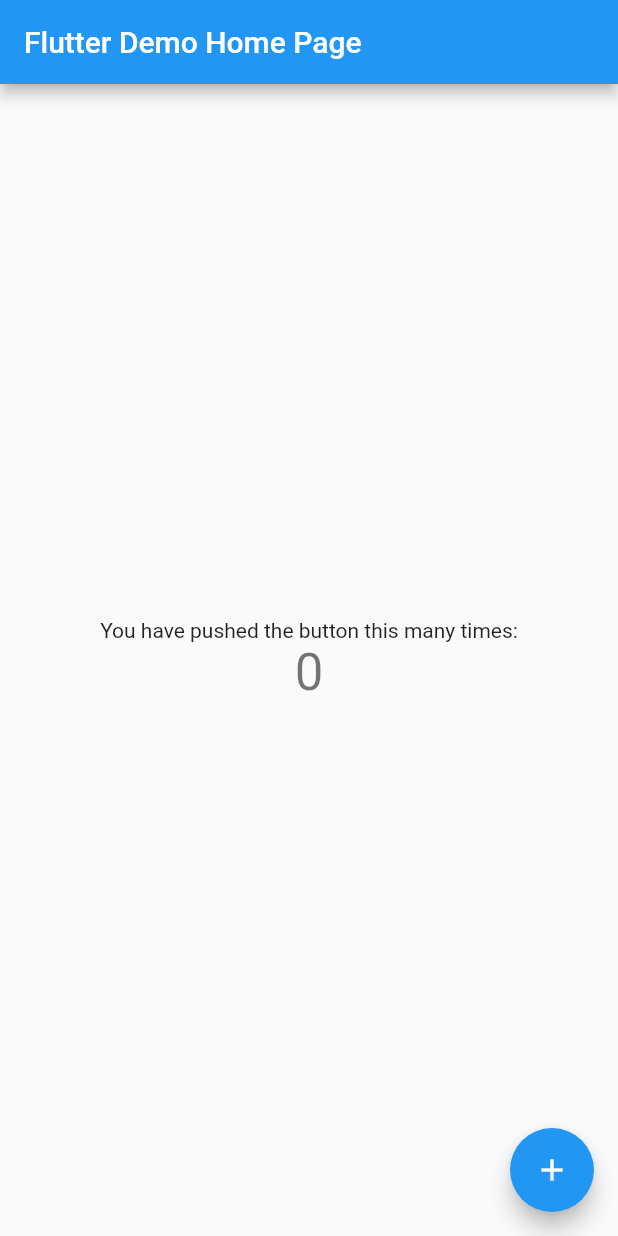
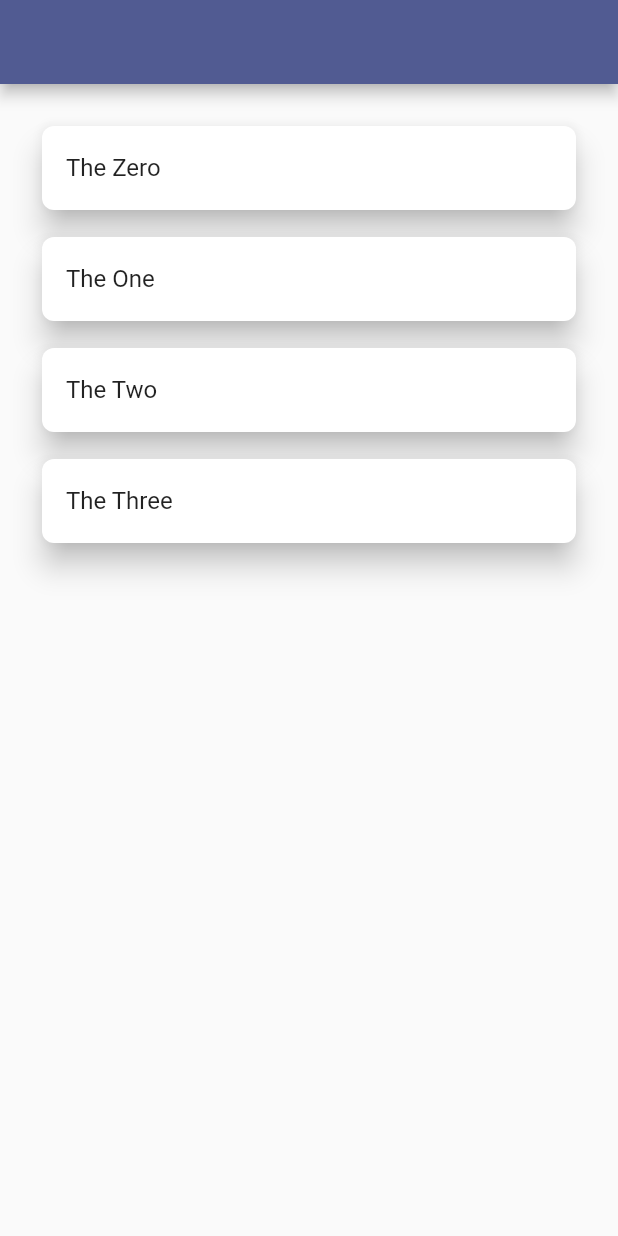
Before and after one commit to AlexanderTopchiy/flutter_redux_overview, a Flutter app: the screen it shows after launch, on a phone screen of 412 x 824 dp. Run offline on Flutter 3.47's test engine with Material 2 defaults, Android fonts, the phone set to English and light mode, and no system bars; our stand-ins replace equatable, flutter_redux, get_it, redux.

Commit message:
Implemented displaying user list

```diff
--- a/lib/app/app_store.dart
+++ b/lib/app/app_store.dart
@@ -3,6 +3,6 @@ import 'package:flutter_redux_overview/app/app_state.dart';
 import 'package:redux/redux.dart';
 
 Store<AppState> createStore() => Store<AppState>(
-    appReducer,
-    initialState: AppState.initial(),
-  );
+      appReducer,
+      initialState: AppState.initial(),
+    );
--- /dev/null
+++ b/lib/app/redux_app.dart
@@ -0,0 +1,25 @@
+import 'package:flutter/material.dart';
+import 'package:flutter_redux/flutter_redux.dart';
+import 'package:flutter_redux_overview/app/app_state.dart';
+import 'package:flutter_redux_overview/core/di.dart';
+import 'package:flutter_redux_overview/features/user/view/user_screen.dart';
+import 'package:redux/redux.dart';
+
+class ReduxApp extends StatelessWidget {
+  const ReduxApp({super.key});
+
+  @override
+  Widget build(BuildContext context) {
+    return StoreProvider<AppState>(
+      store: DI.get<Store<AppState>>(),
+      child: MaterialApp(
+        title: 'Redux overview',
+        theme: ThemeData(
+          colorScheme: ColorScheme.fromSeed(seedColor: Colors.indigo),
+        ),
+        home: const UserScreen(),
+        // TODO Localization
+      ),
+    );
+  }
+}
--- a/lib/features/post/redux/post_actions.dart
+++ b/lib/features/post/redux/post_actions.dart
@@ -1,7 +1,3 @@
-sealed class PostAction {
-  const PostAction();
+class FetchPostListAction {
+  const FetchPostListAction();
 }
-
-class GetPostListAction extends PostAction {
-  const GetPostListAction();
-}
--- a/lib/features/post/redux/post_reducer.dart
+++ b/lib/features/post/redux/post_reducer.dart
@@ -7,11 +7,11 @@ PostState postReducer(
   dynamic action,
 ) =>
     switch (action) {
-      GetPostListAction() => _getPostList(state),
+      FetchPostListAction() => _fetchPostList(state),
       _ => state,
     };
 
-PostState _getPostList(PostState state) => state.copyWith(
+PostState _fetchPostList(PostState state) => state.copyWith(
       postList: const [
         Post(id: 0, text: 'The zero post'),
         Post(id: 1, text: 'The first post'),
--- a/lib/features/user/redux/user_actions.dart
+++ b/lib/features/user/redux/user_actions.dart
@@ -1,7 +1,3 @@
-sealed class UserAction {
-  const UserAction();
+class FetchUserListAction {
+  const FetchUserListAction();
 }
-
-class GetUserListAction extends UserAction {
-  const GetUserListAction();
-}
--- a/lib/features/user/redux/user_reducer.dart
+++ b/lib/features/user/redux/user_reducer.dart
@@ -7,11 +7,11 @@ UserState userReducer(
   dynamic action,
 ) =>
     switch (action) {
-      GetUserListAction() => _getUserList(state),
+      FetchUserListAction() => _fetchUserList(state),
       _ => state,
     };
 
-UserState _getUserList(UserState state) => state.copyWith(
+UserState _fetchUserList(UserState state) => state.copyWith(
       userList: const [
         User(id: 0, name: 'The Zero'),
         User(id: 1, name: 'The One'),
--- /dev/null
+++ b/lib/features/user/view/components/user_card.dart
@@ -0,0 +1,24 @@
+import 'package:flutter/material.dart';
+import 'package:flutter_redux_overview/features/user/model/user.dart';
+
+class UserCard extends StatelessWidget {
+  final User user;
+
+  const UserCard({
+    super.key,
+    required this.user,
+  });
+
+  @override
+  Widget build(BuildContext context) {
+    return Card(
+      elevation: 8,
+      shape: RoundedRectangleBorder(
+        borderRadius: BorderRadius.circular(8),
+      ),
+      child: ListTile(
+        title: Text(user.name),
+      ),
+    );
+  }
+}
--- /dev/null
+++ b/lib/features/user/view/components/user_list.dart
@@ -0,0 +1,40 @@
+import 'package:flutter/material.dart';
+import 'package:flutter_redux_overview/features/user/model/user.dart';
+import 'package:flutter_redux_overview/features/user/view/components/user_card.dart';
+
+class UserList extends StatelessWidget {
+  final List<User> userList;
+
+  const UserList({
+    super.key,
+    required this.userList,
+  });
+
+  @override
+  Widget build(BuildContext context) {
+    return ListView.separated(
+      padding: const EdgeInsets.symmetric(horizontal: 24),
+      itemBuilder: (_, index) {
+        final item = UserCard(user: userList[index]);
+
+        if (index == 0) {
+          return Padding(
+            padding: const EdgeInsets.only(top: 24),
+            child: item,
+          );
+        }
+
+        if (index == userList.length - 1) {
+          return Padding(
+            padding: const EdgeInsets.only(bottom: 24),
+            child: item,
+          );
+        }
+
+        return item;
+      },
+      separatorBuilder: (_, __) => const SizedBox(height: 10),
+      itemCount: userList.length,
+    );
+  }
+}
--- /dev/null
+++ b/lib/features/user/view/user_screen.dart
@@ -0,0 +1,28 @@
+import 'package:flutter/material.dart';
+import 'package:flutter_redux/flutter_redux.dart';
+import 'package:flutter_redux_overview/app/app_state.dart';
+import 'package:flutter_redux_overview/features/user/redux/user_actions.dart';
+import 'package:flutter_redux_overview/features/user/view/components/user_list.dart';
+import 'package:flutter_redux_overview/features/user/view/user_screen_view_model.dart';
+
+class UserScreen extends StatelessWidget {
+  const UserScreen({super.key});
+
+  @override
+  Widget build(BuildContext context) {
+    return StoreConnector<AppState, UserScreenViewModel>(
+      distinct: true,
+      onInit: (store) => store.dispatch(const FetchUserListAction()),
+      converter: (store) => UserScreenViewModel.fromStore(store),
+      builder: (context, vm) {
+        return Scaffold(
+          appBar: AppBar(),
+          body: RefreshIndicator(
+            onRefresh: () async => vm.onRefresh(),
+            child: UserList(userList: vm.userList),
+          ),
+        );
+      },
+    );
+  }
+}
--- /dev/null
+++ b/lib/features/user/view/user_screen_view_model.dart
@@ -0,0 +1,26 @@
+import 'package:equatable/equatable.dart';
+import 'package:flutter/widgets.dart';
+import 'package:flutter_redux_overview/app/app_state.dart';
+import 'package:flutter_redux_overview/features/user/model/user.dart';
+import 'package:flutter_redux_overview/features/user/redux/user_actions.dart';
+import 'package:redux/redux.dart';
+
+class UserScreenViewModel extends Equatable {
+  final List<User> userList;
+  final VoidCallback onRefresh;
+
+  const UserScreenViewModel({
+    required this.userList,
+    required this.onRefresh,
+  });
+
+  static UserScreenViewModel fromStore(Store<AppState> store) => UserScreenViewModel(
+        userList: store.state.userState.userList,
+        onRefresh: () => store.dispatch(const FetchUserListAction()),
+      );
+
+  @override
+  List<Object?> get props => [
+        userList,
+      ];
+}
--- a/lib/main.dart
+++ b/lib/main.dart
@@ -1,126 +1,9 @@
 import 'package:flutter/material.dart';
-import 'package:flutter_redux_overview/app/app_state.dart';
+import 'package:flutter_redux_overview/app/redux_app.dart';
 import 'package:flutter_redux_overview/core/di.dart';
-import 'package:flutter_redux_overview/features/user/redux/user_actions.dart';
-import 'package:redux/redux.dart';
 
 void main() {
   DI.register();
 
-  final store = DI.get<Store<AppState>>();
-  print(store.state.userState.userList);
-  store.dispatch(const GetUserListAction());
-  print(store.state.userState.userList);
-
   runApp(const ReduxApp());
 }
-
-class ReduxApp extends StatelessWidget {
-  const ReduxApp({super.key});
-
-  // This widget is the root of your application.
-  @override
-  Widget build(BuildContext context) {
-    return MaterialApp(
-      title: 'Flutter Demo',
-      theme: ThemeData(
-        // This is the theme of your application.
-        //
-        // Try running your application with "flutter run". You'll see the
-        // application has a blue toolbar. Then, without quitting the app, try
-        // changing the primarySwatch below to Colors.green and then invoke
-        // "hot reload" (press "r" in the console where you ran "flutter run",
-        // or simply save your changes to "hot reload" in a Flutter IDE).
-        // Notice that the counter didn't reset back to zero; the application
-        // is not restarted.
-        primarySwatch: Colors.blue,
-      ),
-      home: const MyHomePage(title: 'Flutter Demo Home Page'),
-    );
-  }
-}
-
-class MyHomePage extends StatefulWidget {
-  const MyHomePage({super.key, required this.title});
-
-  // This widget is the home page of your application. It is stateful, meaning
-  // that it has a State object (defined below) that contains fields that affect
-  // how it looks.
-
-  // This class is the configuration for the state. It holds the values (in this
-  // case the title) provided by the parent (in this case the App widget) and
-  // used by the build method of the State. Fields in a Widget subclass are
-  // always marked "final".
-
-  final String title;
-
-  @override
-  State<MyHomePage> createState() => _MyHomePageState();
-}
-
-class _MyHomePageState extends State<MyHomePage> {
-  int _counter = 0;
-
-  void _incrementCounter() {
-    setState(() {
-      // This call to setState tells the Flutter framework that something has
-      // changed in this State, which causes it to rerun the build method below
-      // so that the display can reflect the updated values. If we changed
-      // _counter without calling setState(), then the build method would not be
-      // called again, and so nothing would appear to happen.
-      _counter++;
-    });
-  }
-
-  @override
-  Widget build(BuildContext context) {
-    // This method is rerun every time setState is called, for instance as done
-    // by the _incrementCounter method above.
-    //
-    // The Flutter framework has been optimized to make rerunning build methods
-    // fast, so that you can just rebuild anything that needs updating rather
-    // than having to individually change instances of widgets.
-    return Scaffold(
-      appBar: AppBar(
-        // Here we take the value from the MyHomePage object that was created by
-        // the App.build method, and use it to set our appbar title.
-        title: Text(widget.title),
-      ),
-      body: Center(
-        // Center is a layout widget. It takes a single child and positions it
-        // in the middle of the parent.
-        child: Column(
-          // Column is also a layout widget. It takes a list of children and
-          // arranges them vertically. By default, it sizes itself to fit its
-          // children horizontally, and tries to be as tall as its parent.
-          //
-          // Invoke "debug painting" (press "p" in the console, choose the
-          // "Toggle Debug Paint" action from the Flutter Inspector in Android
-          // Studio, or the "Toggle Debug Paint" command in Visual Studio Code)
-          // to see the wireframe for each widget.
-          //
-          // Column has various properties to control how it sizes itself and
-          // how it positions its children. Here we use mainAxisAlignment to
-          // center the children vertically; the main axis here is the vertical
-          // axis because Columns are vertical (the cross axis would be
-          // horizontal).
-          mainAxisAlignment: MainAxisAlignment.center,
-          children: <Widget>[
-            const Text(
-              'You have pushed the button this many times:',
-            ),
-            Text(
-              '$_counter',
-              style: Theme.of(context).textTheme.headlineMedium,
-            ),
-          ],
-        ),
-      ),
-      floatingActionButton: FloatingActionButton(
-        onPressed: _incrementCounter,
-        tooltip: 'Increment',
-        child: const Icon(Icons.add),
-      ), // This trailing comma makes auto-formatting nicer for build methods.
-    );
-  }
-}
--- a/pubspec.yaml
+++ b/pubspec.yaml
@@ -16,6 +16,7 @@ dependencies:
 
   # State management
   redux: 5.0.0
+  flutter_redux: 0.10.0
 
   # DI
   get_it: 7.6.0
```
Also changed, not shown: pubspec.lock, 1 other file.
